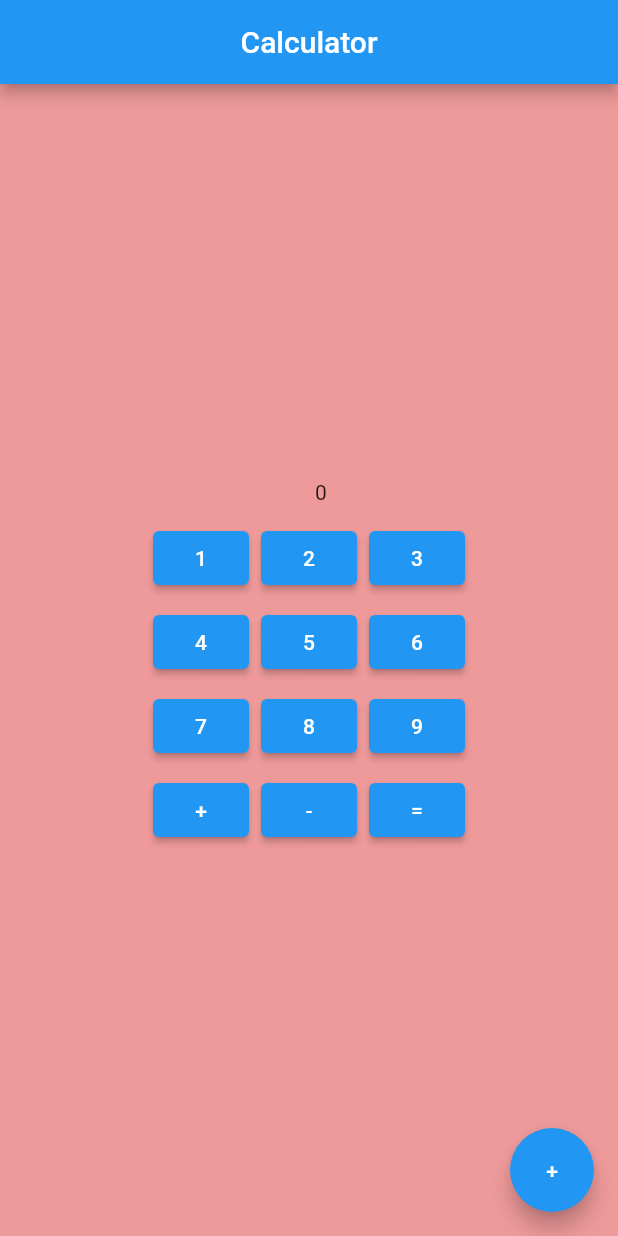
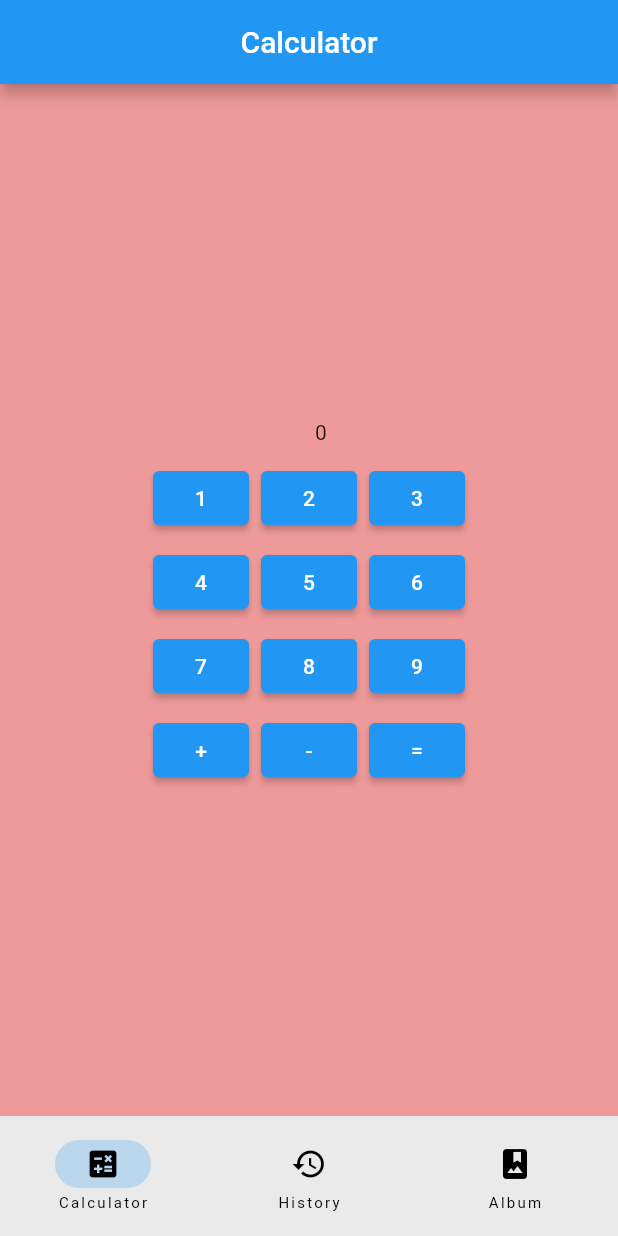
Before and after one commit to DJPretorius/flutter-bloated-calculator, a Flutter app: the screen it shows after launch, on a phone screen of 412 x 824 dp. Run offline on Flutter 3.47's test engine with Material 2 defaults, Android fonts, the phone set to English and light mode, and no system bars.

Commit message:
Add HTTP request, jsonDecode and Futures with albums API

```diff
--- /dev/null
+++ b/lib/albums/album.dart
@@ -0,0 +1,19 @@
+class Album {
+  final int userId;
+  final int id;
+  final String title;
+
+  const Album({
+    required this.userId,
+    required this.id,
+    required this.title
+  });
+
+  factory Album.fromJson(Map<String, dynamic> json) {
+    return Album(
+      userId: json['userId'],
+      id: json['id'],
+      title: json['title'],
+    );
+  }
+}
--- a/lib/calculator/calculator.dart
+++ b/lib/calculator/calculator.dart
@@ -72,12 +72,6 @@ class Calculator extends StatelessWidget {
         ],
       ),
       backgroundColor: Colors.red[200],
-      floatingActionButton: FloatingActionButton(
-        onPressed: () {
-          Navigator.push(context, MaterialPageRoute(builder: (context) => HistoryList()));
-        },
-        child: Text("+"),
-      ),
     );
   }
 }
--- a/lib/calculator/history_list.dart
+++ b/lib/calculator/history_list.dart
@@ -26,12 +26,6 @@ class HistoryList extends StatelessWidget {
           },
         ),
       ),
-      floatingActionButton: FloatingActionButton.small(
-        onPressed: () {
-          Navigator.pop(context);
-        },
-        child: Text("+"),
-      ),
     );
   }
 }
--- a/lib/main.dart
+++ b/lib/main.dart
@@ -1,5 +1,7 @@
 
+import 'package:calculator/albums/album_list.dart';
 import 'package:calculator/calculator/calculator_state.dart';
+import 'package:calculator/calculator/history_list.dart';
 import 'package:flutter/material.dart';
 import 'package:provider/provider.dart';
 
@@ -18,9 +20,7 @@ class CalculatorWidget extends StatefulWidget {
 
 class _CalculatorWidgetState extends State<CalculatorWidget> {
 
-  double value = 0.0;
-  String equation = "";
-
+  int currentDestination = 0;
 
   // This widget is the root of your application.
   @override
@@ -31,7 +31,34 @@ class _CalculatorWidgetState extends State<CalculatorWidget> {
         theme: ThemeData(
           primarySwatch: Colors.blue,
         ),
-        home: Calculator()
+        home: Scaffold(
+          bottomNavigationBar: NavigationBar(
+            onDestinationSelected: (int index) => {
+              setState(() {
+                currentDestination = index;
+              })
+            },
+            destinations: const [
+              NavigationDestination(
+                icon: Icon(Icons.calculate),
+                label: 'Calculator',
+              ),
+              NavigationDestination(
+                icon: Icon(Icons.history),
+                label: 'History',
+              ),
+              NavigationDestination(
+                icon: Icon(Icons.photo_album),
+                label: 'Album',
+              ),
+            ],
+          ),
+          body: <Widget>[
+            Calculator(),
+            HistoryList(),
+            AlbumList()
+          ][currentDestination],
+        ),
       ),
     );
   }
--- a/pubspec.yaml
+++ b/pubspec.yaml
@@ -35,6 +35,7 @@ dependencies:
   # Use with the CupertinoIcons class for iOS style icons.
   cupertino_icons: ^1.0.2
   provider: ^6.0.4
+  http: ^0.13.5
 
 dev_dependencies:
   flutter_test:
```
Also changed, not shown: lib/albums/album_list.dart (added, +73 -0 lines), pubspec.lock.
